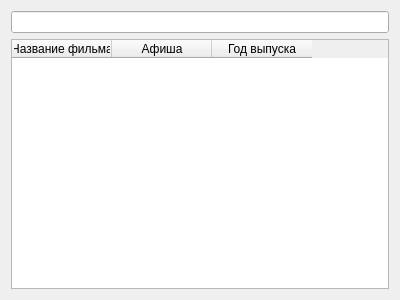
gameinmonday/moy-project, file move/findform.ui: the form before one commit.
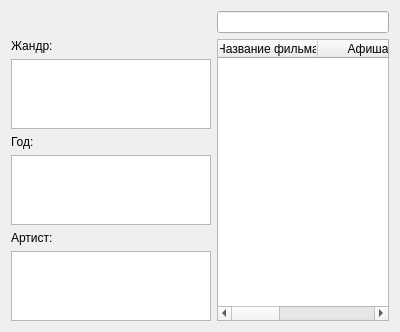
The form after the commit.

Commit message: Making filters of year, actors, etc.

Diff of the .ui file:
```diff
--- a/move/findform.ui
+++ b/move/findform.ui
@@ -13,11 +13,17 @@
   <property name="windowTitle">
    <string>Form</string>
   </property>
-  <layout class="QGridLayout" name="gridLayout">
+  <layout class="QGridLayout" name="gridLayout_2">
    <item row="0" column="0">
-    <widget class="QLineEdit" name="le_find"/>
-   </item>
-   <item row="1" column="0">
+    <layout class="QGridLayout" name="gridLayout">
+     <item row="5" column="0">
+      <widget class="QLabel" name="label_3">
+       <property name="text">
+        <string>Артист:</string>
+       </property>
+      </widget>
+     </item>
+     <item row="1" column="1" rowspan="6">
     <widget class="QTableWidget" name="tw_filmList">
      <property name="selectionMode">
       <enum>QAbstractItemView::SingleSelection</enum>
@@ -44,6 +50,76 @@
       </property>
      </column>
     </widget>
+     </item>
+     <item row="6" column="0">
+      <widget class="QListWidget" name="lw_actor">
+       <property name="maximumSize">
+        <size>
+         <width>200</width>
+         <height>16777215</height>
+        </size>
+       </property>
+       <item>
+        <property name="text">
+         <string/>
+        </property>
+       </item>
+      </widget>
+     </item>
+     <item row="0" column="1">
+      <widget class="QLineEdit" name="le_find"/>
+     </item>
+     <item row="4" column="0">
+      <widget class="QListWidget" name="lw_year">
+       <property name="maximumSize">
+        <size>
+         <width>200</width>
+         <height>16777215</height>
+        </size>
+       </property>
+       <item>
+        <property name="text">
+         <string/>
+        </property>
+       </item>
+      </widget>
+     </item>
+     <item row="1" column="0">
+      <widget class="QLabel" name="label">
+       <property name="text">
+        <string>Жандр:</string>
+       </property>
+      </widget>
+     </item>
+     <item row="3" column="0">
+      <widget class="QLabel" name="label_2">
+       <property name="text">
+        <string>Год:</string>
+       </property>
+      </widget>
+     </item>
+     <item row="2" column="0">
+      <widget class="QListWidget" name="lw_genre">
+       <property name="sizePolicy">
+        <sizepolicy hsizetype="Fixed" vsizetype="Expanding">
+         <horstretch>0</horstretch>
+         <verstretch>0</verstretch>
+        </sizepolicy>
+       </property>
+       <property name="maximumSize">
+        <size>
+         <width>200</width>
+         <height>16777215</height>
+        </size>
+       </property>
+       <item>
+        <property name="text">
+         <string/>
+        </property>
+       </item>
+      </widget>
+     </item>
+    </layout>
    </item>
   </layout>
  </widget>
```
Lines whose indentation alone changed are shown as unchanged. The commit also changes 22 other files.
